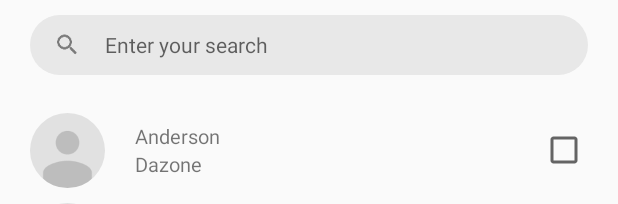
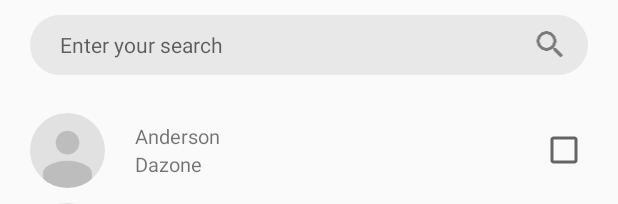
Before and after one commit to AndersonCrew/Dazone-CrewMail, an Android app: the layout fragment_search_renew.xml on its own in the app's theme, with its tools: preview values and no code run, on a phone screen of 412 x 824 dp. Shown: the top 204 px of the screen. Run offline under Robolectric (Android 15) with nearby library versions, the phone set to English and light mode, and no system bars; network calls fail.

Commit message:
Fix bugs

```diff
--- a/app/build.gradle
+++ b/app/build.gradle
@@ -146,6 +146,9 @@ dependencies {
 // JSON Parsing
     compile 'com.google.code.gson:gson:2.6.1'
     compile 'com.squareup.retrofit2:converter-gson:2.1.0'
+
+    compile 'com.github.bumptech.glide:glide:4.0.0'
+    compile 'com.android.support:support-v4:23.1.1'
 }
 
 apply plugin: 'com.google.gms.google-services'
--- a/app/src/main/java/com/dazone/crewemail/View/tokenautocomplete/TokenCompleteTextView.java
+++ b/app/src/main/java/com/dazone/crewemail/View/tokenautocomplete/TokenCompleteTextView.java
@@ -620,6 +620,7 @@ public abstract class TokenCompleteTextView<T> extends MultiAutoCompleteTextView
     @Override
     public void performCompletion() {
         isPerform = new Prefs().getBooleanValue(StaticsBundle.IS_DONE, false);
+        getViewForObject(defaultObject(currentCompletionText()));
         if (!isPerform) {
             new Prefs().putBooleanValue(StaticsBundle.IS_DONE, true);
             if ((getAdapter() == null || getListSelection() == ListView.INVALID_POSITION) && enoughToFilter()) {
--- a/app/src/main/java/com/dazone/crewemail/customviews/PersonCompleteView.java
+++ b/app/src/main/java/com/dazone/crewemail/customviews/PersonCompleteView.java
@@ -80,12 +80,13 @@ public class PersonCompleteView extends TokenCompleteTextView<PersonData> {
             txtContent.setTextColor(getResources().getColor(R.color.black));
             imgError.setVisibility(GONE);
             if (object.getTypeColor() == 1) {
-                tokenMailCreateItem.setBackgroundResource(R.drawable.color_background_mail_to);
                 if (TextUtils.isEmpty(email)) {
                     data = object.getFullName();
                 } else {
                     data = object.getFullName() + "<" + email + ">";
                 }
+
+                tokenMailCreateItem.setBackgroundResource(R.drawable.color_background_mail_to);
             } else if (TextUtils.isEmpty(email)) {
                 if (TextUtils.isEmpty(object.getFullName())) {
                     tokenMailCreateItem.setBackgroundResource(R.drawable.color_background_mail_bcc_cc);
--- a/app/src/main/res/layout/fragment_search_renew.xml
+++ b/app/src/main/res/layout/fragment_search_renew.xml
@@ -6,28 +6,36 @@
     android:layout_width="match_parent"
     android:layout_height="match_parent">
 
-    <LinearLayout
+    <FrameLayout
         android:orientation="horizontal"
         android:layout_marginHorizontal="20dp"
         android:layout_marginTop="10dp"
         android:background="@drawable/bg_search"
         android:layout_width="match_parent"
         android:layout_height="40dp">
-        <ImageView
-            android:padding="8dp"
-            android:src="@drawable/ic_action_action_search"
-            android:layout_width="50dp"
-            android:layout_height="match_parent"/>
 
         <EditText
+            android:id="@+id/etSearch"
             android:hint="Enter your search"
             android:textSize="14sp"
+            android:paddingLeft="20dp"
+            android:inputType="text"
+            android:imeOptions="actionSearch"
+            android:layout_marginRight="50dp"
             android:textColor="@android:color/black"
             android:background="@android:color/transparent"
             android:layout_width="match_parent"
             android:layout_height="match_parent"/>
 
-    </LinearLayout>
+        <ImageView
+            android:id="@+id/imgSearch"
+            android:padding="4dp"
+            android:layout_gravity="end"
+            android:src="@drawable/ic_action_action_search"
+            android:layout_width="50dp"
+            android:layout_height="match_parent"/>
+
+    </FrameLayout>
 
     <android.support.v7.widget.RecyclerView
         android:id="@+id/rvMembers"
--- a/build.gradle
+++ b/build.gradle
@@ -18,6 +18,7 @@ allprojects {
     repositories {
         jcenter()
         google()
+        mavenCentral()
     }
 }
 
```
Also changed, not shown: app/src/main/java/com/dazone/crewemail/activities/SearchFragmentRenew.java (+97 -4 lines), app/src/main/java/com/dazone/crewemail/adapter/MemberAdapter.java (+8 -1 lines).
